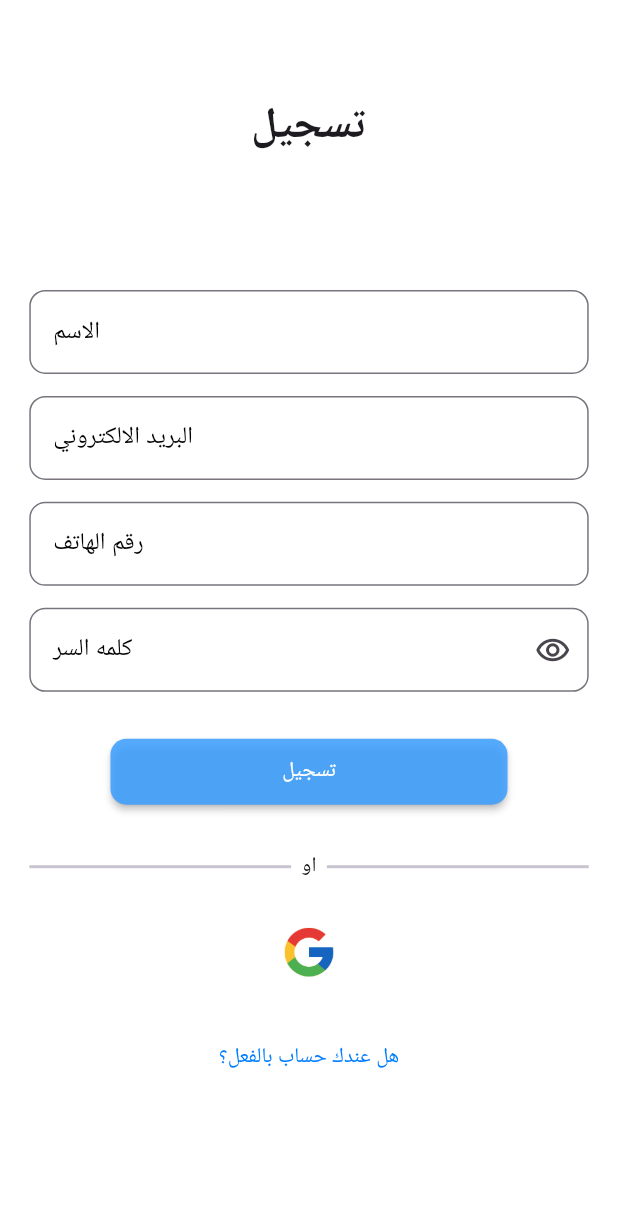
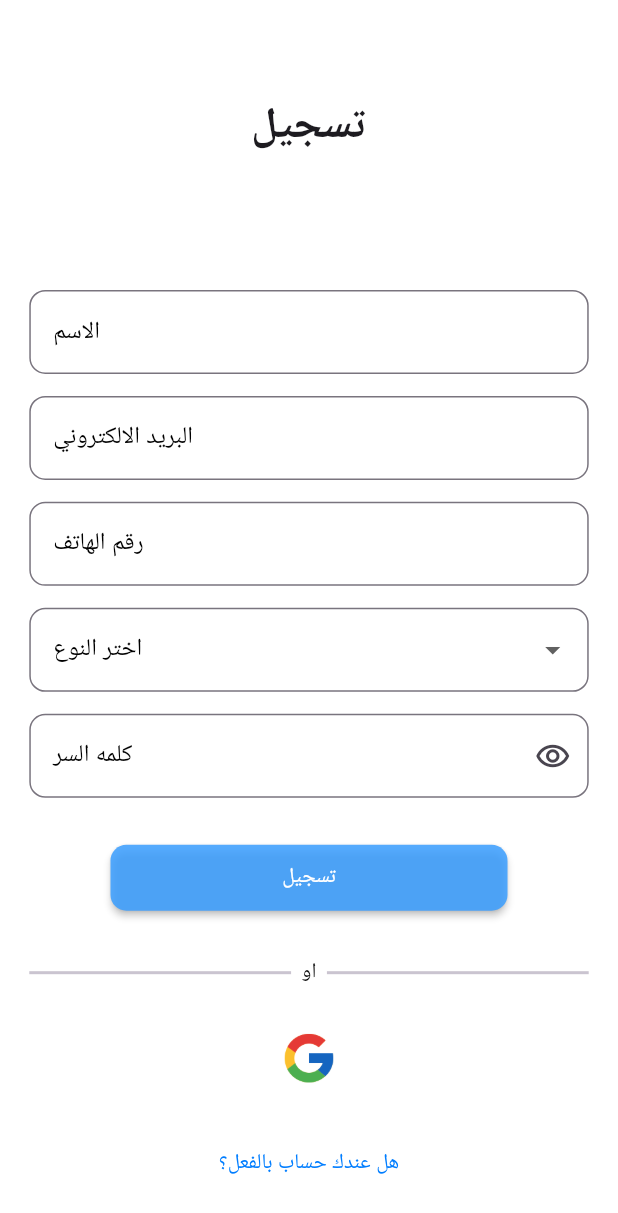
Before and after one commit to SaifAllahGharib/Foodix, a Flutter app: the screen it shows after launch, on a phone screen of 412 x 824 dp. Shown: the top 1213 px of the screen. Run offline on Flutter 3.47's test engine with Material 3 defaults, Android fonts, the phone set to English and light mode, and no system bars; our stand-ins replace device_preview, go_router.

Commit message:
create validation for sign up view & function is valid phone & function & is valid email & create field user type

```diff
--- a/assets/language/ar.json
+++ b/assets/language/ar.json
@@ -8,5 +8,8 @@
   "or": "او",
   "forget_pass": "هل نسيت كلمه السر؟",
   "login": "تسجيل دخول",
-  "not_have_account": "اذا لم تملك حساب؟"
+  "not_have_account": "اذا لم تملك حساب؟",
+  "type": "اختر النوع",
+  "vendor": "بائع",
+  "buyer": "مشتري"
 }
--- a/assets/language/en.json
+++ b/assets/language/en.json
@@ -8,5 +8,8 @@
   "or": "او",
   "forget_pass": "هل نسيت كلمه السر؟",
   "login": "تسجيل دخول",
-  "not_have_account": "اذا لم تملك حساب؟"
+  "not_have_account": "اذا لم تملك حساب؟",
+  "type": "اختر النوع",
+  "vendor": "بائع",
+  "buyer": "مشتري"
 }
--- a/lib/core/utils/functions/is_valid_phone.dart
+++ b/lib/core/utils/functions/is_valid_phone.dart
@@ -1,4 +1,4 @@
 bool isValidPhone(String phone) {
-  final phoneRegex = RegExp(r"^\d{10,15}$");
+  final phoneRegex = RegExp(r"^\d{11}$");
   return phoneRegex.hasMatch(phone);
 }
--- a/lib/core/widgets/custom_text_field.dart
+++ b/lib/core/widgets/custom_text_field.dart
@@ -5,12 +5,14 @@ import 'package:yummy_home/core/utils/dimensions.dart';
 class CustomTextField extends StatefulWidget {
   final String hint;
   final void Function(String val) onChanged;
+  final TextEditingController controller;
   final bool isPassword;
 
   const CustomTextField({
     super.key,
     required this.hint,
     required this.onChanged,
+    required this.controller,
     this.isPassword = false,
   });
 
@@ -24,6 +26,7 @@ class _CustomTextFieldState extends State<CustomTextField> {
   @override
   Widget build(BuildContext context) {
     return TextField(
+      controller: widget.controller,
       maxLines: 1,
       cursorColor: AppColors.primaryColor,
       onChanged: widget.onChanged,
@@ -47,7 +50,7 @@ class _CustomTextFieldState extends State<CustomTextField> {
           borderRadius: BorderRadius.circular(Dimensions.radius10(context)),
         ),
         focusedBorder: OutlineInputBorder(
-          borderRadius: BorderRadius.circular(Dimensions.radius10(context)),
+          borderRadius: BorderRadius.circular(Dimensions.radius20(context)),
           borderSide: BorderSide(
             color: AppColors.primaryColor,
             width: 2,
--- a/lib/features/signup/presentation/view/widgets/signup_view_body.dart
+++ b/lib/features/signup/presentation/view/widgets/signup_view_body.dart
@@ -3,15 +3,31 @@ import 'package:go_router/go_router.dart';
 import 'package:yummy_home/core/utils/app_localizations.dart';
 import 'package:yummy_home/core/utils/assets.dart';
 import 'package:yummy_home/core/utils/dimensions.dart';
+import 'package:yummy_home/core/utils/functions/is_valid_email.dart';
+import 'package:yummy_home/core/utils/functions/is_valid_phone.dart';
 import 'package:yummy_home/core/widgets/custom_signup_button.dart';
 import 'package:yummy_home/core/widgets/custom_text_button.dart';
 import 'package:yummy_home/core/widgets/custom_text_field.dart';
 import 'package:yummy_home/features/login/presentation/view/login_view.dart';
 import 'package:yummy_home/features/signup/presentation/view/widgets/custom_text.dart';
 import 'package:yummy_home/features/signup/presentation/view/widgets/or_widget.dart';
+import 'package:yummy_home/features/signup/presentation/view/widgets/user_type.dart';
 
-class SignupViewBody extends StatelessWidget {
+class SignupViewBody extends StatefulWidget {
   const SignupViewBody({super.key});
+
+  @override
+  State<SignupViewBody> createState() => _SignupViewBodyState();
+}
+
+class _SignupViewBodyState extends State<SignupViewBody> {
+  final TextEditingController name = TextEditingController();
+  final TextEditingController email = TextEditingController();
+  final TextEditingController phone = TextEditingController();
+  final TextEditingController password = TextEditingController();
+  final TextEditingController type = TextEditingController();
+  bool isEnabled = false;
+  String? userType;
 
   @override
   Widget build(BuildContext context) {
@@ -24,28 +40,41 @@ class SignupViewBody extends StatelessWidget {
             CustomText(text: "signup".tr(context)),
             SizedBox(height: Dimensions.height45(context) * 2),
             CustomTextField(
+              controller: name,
               hint: "hint_name".tr(context),
-              onChanged: (val) {},
+              onChanged: (val) => _validateInputs(),
             ),
             SizedBox(height: Dimensions.height15(context)),
             CustomTextField(
+              controller: email,
               hint: "hint_email".tr(context),
-              onChanged: (val) {},
+              onChanged: (val) => _validateInputs(),
             ),
             SizedBox(height: Dimensions.height15(context)),
             CustomTextField(
+              controller: phone,
               hint: "hint_phone".tr(context),
-              onChanged: (val) {},
+              onChanged: (val) => _validateInputs(),
+            ),
+            SizedBox(height: Dimensions.height15(context)),
+            UserType(
+              type: userType,
+              onChange: (val) {
+                userType = val;
+                _validateInputs();
+              },
             ),
             SizedBox(height: Dimensions.height15(context)),
             CustomTextField(
+              controller: password,
               isPassword: true,
               hint: "hint_pass".tr(context),
-              onChanged: (val) {},
+              onChanged: (val) => _validateInputs(),
             ),
             SizedBox(height: Dimensions.height30(context)),
             CustomSignupButton(
               text: "signup".tr(context),
+              isEnabled: isEnabled,
               onClick: () {},
             ),
             SizedBox(height: Dimensions.height30(context)),
@@ -70,4 +99,16 @@ class SignupViewBody extends StatelessWidget {
       ),
     );
   }
+
+  void _validateInputs() {
+    setState(() {
+      isEnabled = name.text.isNotEmpty &&
+          email.text.isNotEmpty &&
+          phone.text.isNotEmpty &&
+          password.text.isNotEmpty &&
+          isValidEmail(email.text) &&
+          isValidPhone(phone.text) &&
+          userType!.isNotEmpty;
+    });
+  }
 }
--- /dev/null
+++ b/lib/features/signup/presentation/view/widgets/user_type.dart
@@ -0,0 +1,52 @@
+import 'package:flutter/material.dart';
+import 'package:yummy_home/core/utils/app_localizations.dart';
+import 'package:yummy_home/core/utils/colors.dart';
+import 'package:yummy_home/core/utils/dimensions.dart';
+
+class UserType extends StatefulWidget {
+  final String? type;
+  final void Function(String? val) onChange;
+
+  const UserType({
+    super.key,
+    required this.type,
+    required this.onChange,
+  });
+
+  @override
+  State<StatefulWidget> createState() => _UserTypeState();
+}
+
+class _UserTypeState extends State<UserType> {
+  final List<String> userTypes = ["vendor", "buyer"];
+
+  @override
+  Widget build(BuildContext context) {
+    return DropdownButtonFormField<String>(
+      decoration: InputDecoration(
+        label: Text(
+          "type".tr(context),
+          style: TextStyle(color: Colors.black),
+        ),
+        border: OutlineInputBorder(
+          borderRadius: BorderRadius.circular(Dimensions.radius10(context)),
+        ),
+        focusedBorder: OutlineInputBorder(
+          borderRadius: BorderRadius.circular(Dimensions.radius20(context)),
+          borderSide: BorderSide(
+            color: AppColors.primaryColor,
+            width: 2,
+          ),
+        ),
+      ),
+      value: widget.type,
+      items: userTypes.map((type) {
+        return DropdownMenuItem(
+          value: type.tr(context),
+          child: Text(type.tr(context)),
+        );
+      }).toList(),
+      onChanged: widget.onChange,
+    );
+  }
+}
```
Also changed, not shown: lib/features/login/presentation/view/widgets/login_view_body.dart (+11 -1 lines).
